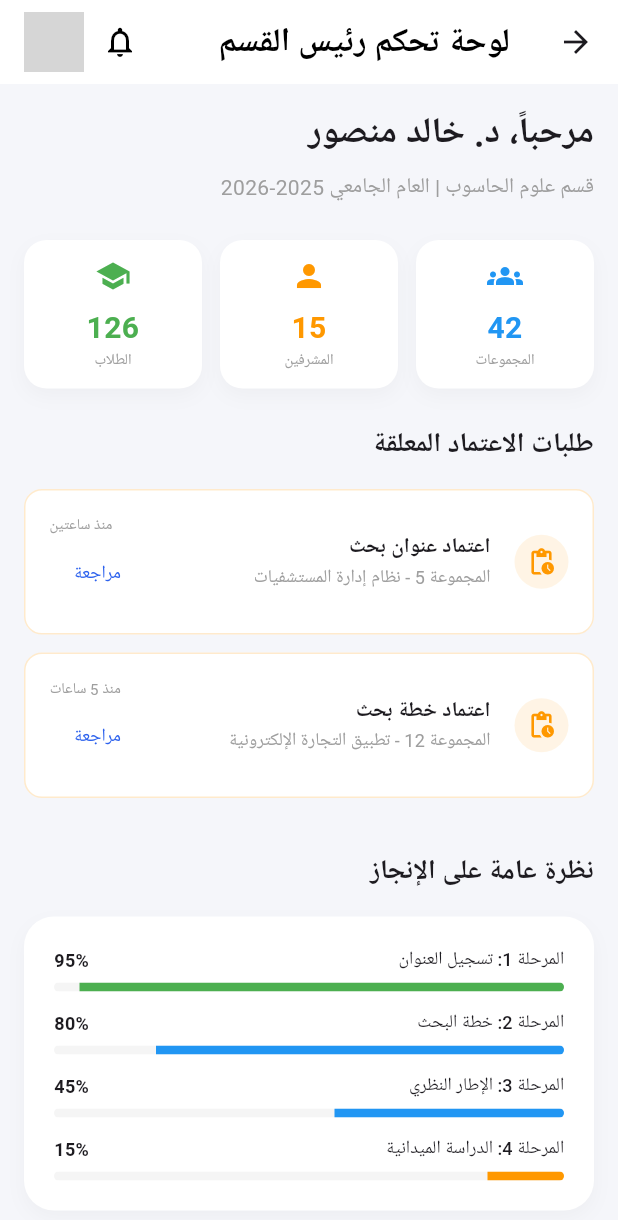
After one commit to wjih28/Supervisor-system, a Flutter app: the HodDashboard screen opened directly, on a phone screen of 412 x 824 dp. The commit adds this screen. Shown: the top 1220 px of the screen. Run offline on Flutter 3.47's test engine with Material 3 defaults, Android fonts, the phone set to English and light mode, and no system bars; our stand-ins replace flutter_dotenv, supabase_flutter; accounts and stored records are empty; network calls fail; Roboto replaces fonts that are missing (Arial); grey boxes are pictures that could not be loaded.

Commit message:
Implement HOD Dashboard UI with statistics and approval management

```diff
--- a/lib/main.dart
+++ b/lib/main.dart
@@ -1,7 +1,20 @@
 import 'package:flutter/material.dart';
+import 'package:supabase_flutter/supabase_flutter.dart';
+import 'package:flutter_dotenv/flutter_dotenv.dart';
 import 'screens/login_screen.dart';
 
-void main() {
+Future<void> main() async {
+  WidgetsFlutterBinding.ensureInitialized();
+
+  // تحميل ملف الإعدادات
+  await dotenv.load(fileName: ".env");
+
+  // تهيئة Supabase
+  await Supabase.initialize(
+    url: dotenv.env['SUPABASE_URL'] ?? '',
+    anonKey: dotenv.env['SUPABASE_ANON_KEY'] ?? '',
+  );
+
   runApp(const GraduationApp());
 }
 
--- /dev/null
+++ b/lib/screens/hod_dashboard.dart
@@ -0,0 +1,212 @@
+import 'package:flutter/material.dart';
+
+class HodDashboard extends StatelessWidget {
+  const HodDashboard({super.key});
+
+  @override
+  Widget build(BuildContext context) {
+    return Scaffold(
+      backgroundColor: const Color(0xFFF5F6FA),
+      appBar: AppBar(
+        backgroundColor: Colors.white,
+        elevation: 0,
+        title: const Text(
+          'لوحة تحكم رئيس القسم',
+          style: TextStyle(color: Colors.black, fontWeight: FontWeight.bold),
+        ),
+        actions: [
+          IconButton(
+            icon: const Icon(Icons.notifications_none, color: Colors.black),
+            onPressed: () {},
+          ),
+          const CircleAvatar(
+            backgroundImage: NetworkImage('https://i.pravatar.cc/150?u=hod'),
+          ),
+          const SizedBox(width: 16),
+        ],
+      ),
+      body: SingleChildScrollView(
+        padding: const EdgeInsets.all(16.0),
+        child: Column(
+          crossAxisAlignment: CrossAxisAlignment.start,
+          children: [
+            const Text(
+              'مرحباً، د. خالد منصور',
+              style: TextStyle(fontSize: 24, fontWeight: FontWeight.bold),
+            ),
+            const SizedBox(height: 8),
+            const Text(
+              'قسم علوم الحاسوب | العام الجامعي 2025-2026',
+              style: TextStyle(color: Colors.grey),
+            ),
+            const SizedBox(height: 24),
+
+            // بطاقات الإحصائيات السريعة
+            Row(
+              children: [
+                _buildStatCard('المجموعات', '42', Icons.groups, Colors.blue),
+                const SizedBox(width: 12),
+                _buildStatCard('المشرفين', '15', Icons.person, Colors.orange),
+                const SizedBox(width: 12),
+                _buildStatCard('الطلاب', '126', Icons.school, Colors.green),
+              ],
+            ),
+
+            const SizedBox(height: 24),
+            const Text(
+              'طلبات الاعتماد المعلقة',
+              style: TextStyle(fontSize: 18, fontWeight: FontWeight.bold),
+            ),
+            const SizedBox(height: 16),
+
+            // قائمة طلبات الاعتماد
+            _buildApprovalItem('اعتماد عنوان بحث', 'المجموعة 5 - نظام إدارة المستشفيات', 'منذ ساعتين'),
+            _buildApprovalItem('اعتماد خطة بحث', 'المجموعة 12 - تطبيق التجارة الإلكترونية', 'منذ 5 ساعات'),
+
+            const SizedBox(height: 24),
+            const Text(
+              'نظرة عامة على الإنجاز',
+              style: TextStyle(fontSize: 18, fontWeight: FontWeight.bold),
+            ),
+            const SizedBox(height: 16),
+
+            // بطاقة مراقبة الإنجاز
+            _buildProgressOverviewCard(),
+          ],
+        ),
+      ),
+    );
+  }
+
+  Widget _buildStatCard(String title, String value, IconData icon, Color color) {
+    return Expanded(
+      child: Container(
+        padding: const EdgeInsets.all(12),
+        decoration: BoxDecoration(
+          color: Colors.white,
+          borderRadius: BorderRadius.circular(15),
+          boxShadow: [
+            BoxShadow(
+              color: Colors.black.withOpacity(0.03),
+              blurRadius: 10,
+              offset: const Offset(0, 5),
+            ),
+          ],
+        ),
+        child: Column(
+          children: [
+            Icon(icon, color: color, size: 24),
+            const SizedBox(height: 8),
+            Text(
+              value,
+              style: TextStyle(fontSize: 20, fontWeight: FontWeight.bold, color: color),
+            ),
+            Text(
+              title,
+              style: const TextStyle(fontSize: 10, color: Colors.grey),
+            ),
+          ],
+        ),
+      ),
+    );
+  }
+
+  Widget _buildApprovalItem(String type, String detail, String time) {
+    return Container(
+      margin: const EdgeInsets.only(bottom: 12),
+      padding: const EdgeInsets.all(16),
+      decoration: BoxDecoration(
+        color: Colors.white,
+        borderRadius: BorderRadius.circular(12),
+        border: Border.all(color: Colors.orange.withOpacity(0.2)),
+      ),
+      child: Row(
+        children: [
+          Container(
+            padding: const EdgeInsets.all(8),
+            decoration: BoxDecoration(
+              color: Colors.orange.withOpacity(0.1),
+              shape: BoxShape.circle,
+            ),
+            child: const Icon(Icons.pending_actions, color: Colors.orange, size: 20),
+          ),
+          const SizedBox(width: 16),
+          Expanded(
+            child: Column(
+              crossAxisAlignment: CrossAxisAlignment.start,
+              children: [
+                Text(type, style: const TextStyle(fontWeight: FontWeight.bold, fontSize: 14)),
+                Text(detail, style: const TextStyle(color: Colors.grey, fontSize: 12)),
+              ],
+            ),
+          ),
+          Column(
+            crossAxisAlignment: CrossAxisAlignment.end,
+            children: [
+              Text(time, style: const TextStyle(color: Colors.grey, fontSize: 10)),
+              TextButton(
+                onPressed: () {},
+                child: const Text('مراجعة', style: TextStyle(color: Color(0xFF2D62ED), fontSize: 12)),
+              ),
+            ],
+          ),
+        ],
+      ),
+    );
+  }
+
+  Widget _buildProgressOverviewCard() {
+    return Container(
+      padding: const EdgeInsets.all(20),
+      decoration: BoxDecoration(
+        color: Colors.white,
+        borderRadius: BorderRadius.circular(20),
+        boxShadow: [
+          BoxShadow(
+            color: Colors.black.withOpacity(0.03),
+            blurRadius: 10,
+            offset: const Offset(0, 5),
+          ),
+        ],
+      ),
+      child: Column(
+        children: [
+          _buildProgressRow('المرحلة 1: تسجيل العنوان', 0.95),
+          const SizedBox(height: 12),
+          _buildProgressRow('المرحلة 2: خطة البحث', 0.80),
+          const SizedBox(height: 12),
+          _buildProgressRow('المرحلة 3: الإطار النظري', 0.45),
+          const SizedBox(height: 12),
+          _buildProgressRow('المرحلة 4: الدراسة الميدانية', 0.15),
+        ],
+      ),
+    );
+  }
+
+  Widget _buildProgressRow(String label, double progress) {
+    return Column(
+      crossAxisAlignment: CrossAxisAlignment.start,
+      children: [
+        Row(
+          mainAxisAlignment: MainAxisAlignment.spaceBetween,
+          children: [
+            Text(label, style: const TextStyle(fontSize: 12, fontWeight: FontWeight.w500)),
+            Text('${(progress * 100).toInt()}%', style: const TextStyle(fontSize: 12, fontWeight: FontWeight.bold)),
+          ],
+        ),
+        const SizedBox(height: 6),
+        ClipRRect(
+          borderRadius: BorderRadius.circular(10),
+          child: LinearProgressIndicator(
+            value: progress,
+            backgroundColor: Colors.grey.shade100,
+            valueColor: AlwaysStoppedAnimation<Color>(
+              progress > 0.8 ? Colors.green : (progress > 0.4 ? Colors.blue : Colors.orange),
+            ),
+            minHeight: 6,
+          ),
+        ),
+      ],
+    );
+  }
+}
```
